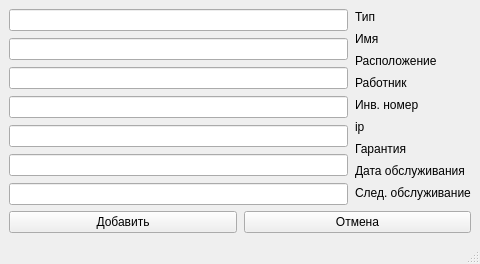
Hitsonn/Bond, file forms/Ui_add.ui: the form before one commit.
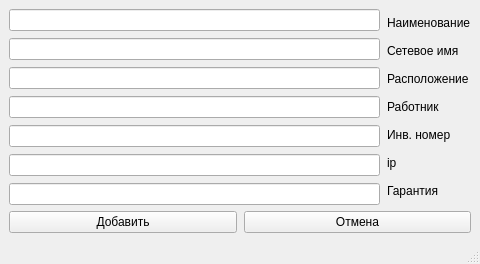
The form after the commit.

The edit to the form file:
```diff
--- a/forms/Ui_add.ui
+++ b/forms/Ui_add.ui
@@ -86,7 +86,7 @@
            </size>
           </property>
           <property name="text">
-           <string>Тип</string>
+           <string>Наименование</string>
           </property>
          </widget>
         </item>
@@ -99,7 +99,7 @@
            </sizepolicy>
           </property>
           <property name="text">
-           <string>Имя</string>
+           <string>Сетевое имя</string>
           </property>
          </widget>
         </item>
@@ -168,32 +168,6 @@
           </property>
          </widget>
         </item>
-        <item>
-         <widget class="QLabel" name="label_5">
-          <property name="sizePolicy">
-           <sizepolicy hsizetype="Preferred" vsizetype="Fixed">
-            <horstretch>0</horstretch>
-            <verstretch>0</verstretch>
-           </sizepolicy>
-          </property>
-          <property name="text">
-           <string>Дата обслуживания</string>
-          </property>
-         </widget>
-        </item>
-        <item>
-         <widget class="QLabel" name="label_9">
-          <property name="sizePolicy">
-           <sizepolicy hsizetype="Preferred" vsizetype="Fixed">
-            <horstretch>0</horstretch>
-            <verstretch>0</verstretch>
-           </sizepolicy>
-          </property>
-          <property name="text">
-           <string>След. обслуживание</string>
-          </property>
-         </widget>
-        </item>
        </layout>
       </item>
      </layout>
```
